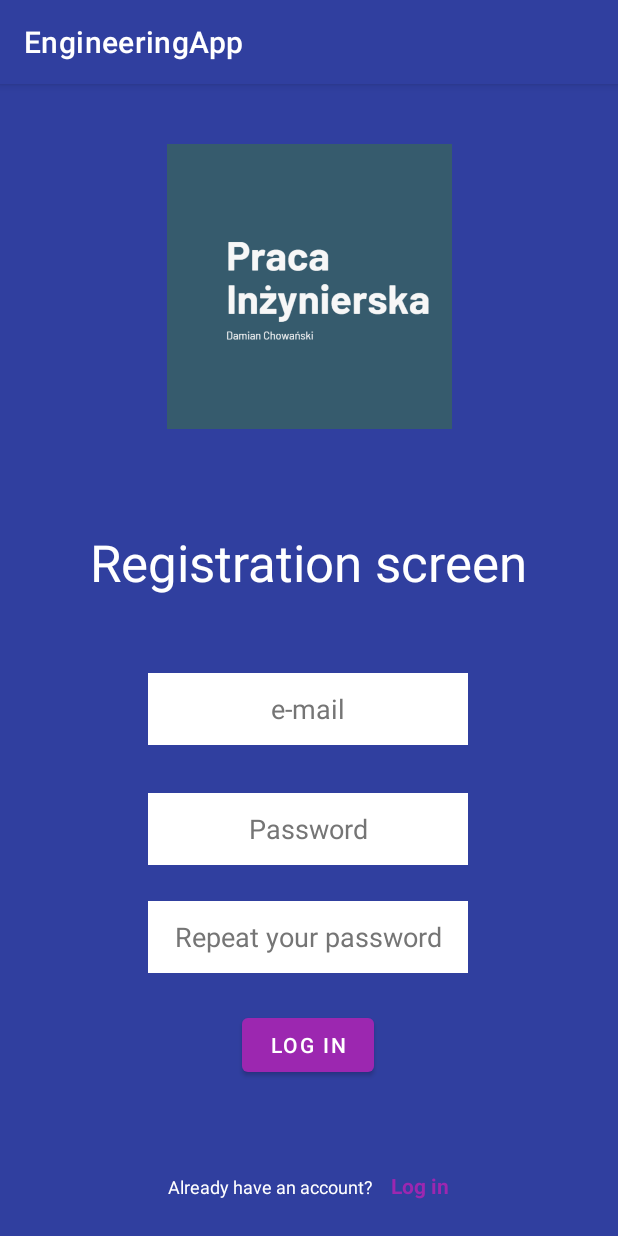
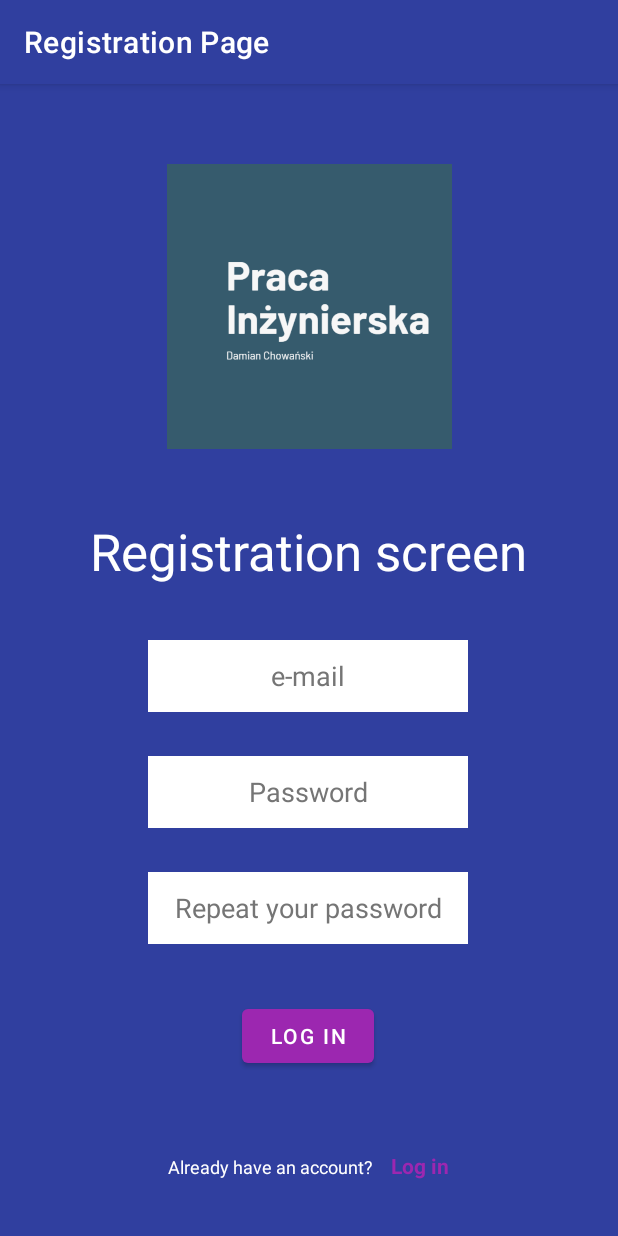
Before and after one commit to Damian-Chowanski/EngineeringThesis, an Android app: the screen it shows after launch (RegistrationActivity), after a tap on "Register", on a phone screen of 412 x 824 dp. Run offline under Robolectric (Android 15) with nearby library versions, the phone set to English and light mode, and no system bars.

Commit message:
added tittles for registration and login activity

```diff
--- a/app/src/main/java/com/example/engineeringapp/LoginActivity.kt
+++ b/app/src/main/java/com/example/engineeringapp/LoginActivity.kt
@@ -10,7 +10,10 @@ class LoginActivity : AppCompatActivity() {
     override fun onCreate(savedInstanceState: Bundle?) {
         super.onCreate(savedInstanceState)
         setContentView(R.layout.activity_login)
+        this.title = "Log In Page"
 
+
+        //go to Registartion activity
         val registration = findViewById<TextView>(R.id.registration_activity_text)
         registration.setOnClickListener {
             val intent = Intent(this, RegistrationActivity::class.java)
--- a/app/src/main/java/com/example/engineeringapp/RegistrationActivity.kt
+++ b/app/src/main/java/com/example/engineeringapp/RegistrationActivity.kt
@@ -11,7 +11,9 @@ class RegistrationActivity : AppCompatActivity() {
     override fun onCreate(savedInstanceState: Bundle?) {
         super.onCreate(savedInstanceState)
         setContentView(R.layout.activity_registration)
+        this.title = "Registration Page"
 
+        //Go to Login Activity:
         val logInActivity = findViewById<TextView>(R.id.login_activity_text)
         logInActivity.setOnClickListener {
             val intent = Intent(this, LoginActivity::class.java)
--- a/app/src/main/res/layout/activity_registration.xml
+++ b/app/src/main/res/layout/activity_registration.xml
@@ -11,8 +11,10 @@
         android:id="@+id/logo_image"
         android:layout_width="335dp"
         android:layout_height="190dp"
-        android:layout_marginTop="40dp"
+        android:layout_marginTop="32dp"
+        android:layout_marginBottom="24dp"
         android:contentDescription="@string/logo_description"
+        app:layout_constraintBottom_toTopOf="@+id/registration_tittle"
         app:layout_constraintEnd_toEndOf="parent"
         app:layout_constraintStart_toStartOf="parent"
         app:layout_constraintTop_toTopOf="parent"
@@ -23,6 +25,7 @@
         android:id="@+id/registration_tittle"
         android:layout_width="wrap_content"
         android:layout_height="wrap_content"
+        android:layout_marginBottom="8dp"
         android:text="@string/registration_screen"
         android:textAlignment="center"
         android:textColor="@color/white"
@@ -38,7 +41,8 @@
         android:id="@+id/login_email"
         android:layout_width="wrap_content"
         android:layout_height="wrap_content"
-        android:layout_marginBottom="32dp"
+        android:layout_marginTop="8dp"
+        android:layout_marginBottom="8dp"
         android:autofillHints=""
         android:background="@color/white"
         android:ems="10"
@@ -51,13 +55,14 @@
         app:layout_constraintBottom_toTopOf="@+id/login_password"
         app:layout_constraintEnd_toEndOf="parent"
         app:layout_constraintHorizontal_bias="0.497"
-        app:layout_constraintStart_toStartOf="parent" />
+        app:layout_constraintStart_toStartOf="parent"
+        app:layout_constraintTop_toBottomOf="@+id/registration_tittle" />
 
     <EditText
         android:id="@+id/login_password"
         android:layout_width="wrap_content"
         android:layout_height="wrap_content"
-        android:layout_marginBottom="24dp"
+        android:layout_marginBottom="8dp"
         android:autofillHints=""
         android:background="@color/white"
         android:ems="10"
@@ -69,13 +74,14 @@
         app:layout_constraintBottom_toTopOf="@+id/repeat_password"
         app:layout_constraintEnd_toEndOf="parent"
         app:layout_constraintHorizontal_bias="0.497"
-        app:layout_constraintStart_toStartOf="parent" />
+        app:layout_constraintStart_toStartOf="parent"
+        app:layout_constraintTop_toBottomOf="@+id/login_email" />
 
     <EditText
         android:id="@+id/repeat_password"
         android:layout_width="wrap_content"
         android:layout_height="wrap_content"
-        android:layout_marginBottom="24dp"
+        android:layout_marginBottom="16dp"
         android:background="@color/white"
         android:ems="10"
         android:hint="@string/repeat_password"
@@ -86,29 +92,32 @@
         app:layout_constraintBottom_toTopOf="@+id/login_button"
         app:layout_constraintEnd_toEndOf="parent"
         app:layout_constraintHorizontal_bias="0.497"
-        app:layout_constraintStart_toStartOf="parent" />
+        app:layout_constraintStart_toStartOf="parent"
+        app:layout_constraintTop_toBottomOf="@+id/login_password" />
 
     <Button
         android:id="@+id/login_button"
         android:layout_width="wrap_content"
         android:layout_height="wrap_content"
-        android:layout_marginBottom="60dp"
+        android:layout_marginBottom="32dp"
         android:text="@string/log_in_button"
         app:backgroundTint="@color/secondary"
         app:layout_constraintBottom_toTopOf="@+id/login_line"
         app:layout_constraintEnd_toEndOf="parent"
         app:layout_constraintHorizontal_bias="0.498"
-        app:layout_constraintStart_toStartOf="parent" />
+        app:layout_constraintStart_toStartOf="parent"
+        app:layout_constraintTop_toBottomOf="@+id/repeat_password" />
 
     <LinearLayout
         android:id="@+id/login_line"
         android:layout_width="wrap_content"
         android:layout_height="wrap_content"
+        android:layout_marginBottom="16dp"
         app:layout_constraintBottom_toBottomOf="parent"
         app:layout_constraintEnd_toEndOf="parent"
         app:layout_constraintHorizontal_bias="0.498"
         app:layout_constraintStart_toStartOf="parent"
-        android:layout_marginBottom="24dp">
+        app:layout_constraintTop_toBottomOf="@+id/login_button">
 
         <TextView
             android:id="@+id/have_an_account_text"
@@ -121,9 +130,9 @@
 
         <TextView
             android:id="@+id/login_activity_text"
-            android:clickable="true"
             android:layout_width="wrap_content"
             android:layout_height="wrap_content"
+            android:clickable="true"
             android:text="@string/log_in_textView"
             android:textColor="@color/secondary"
             android:textSize="14dp"
```
Also changed, not shown: app/src/main/res/layout/activity_login.xml (+16 -9 lines).
